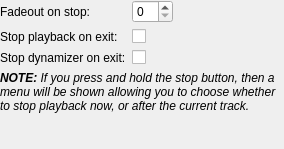
Above: gui/playbacksettings.ui from polpo/cantata-mac before the change. Below: the same form after it.
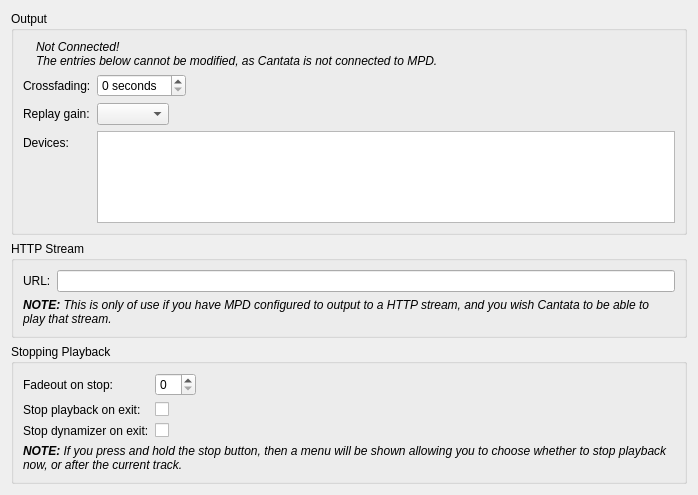
That is the form after the change. Custom widgets are drawn as their Qt base class.

Commit message: Combine Output and Playback config pages.

Patch:
```diff
--- a/gui/playbacksettings.ui
+++ b/gui/playbacksettings.ui
@@ -6,17 +6,167 @@
    <rect>
     <x>0</x>
     <y>0</y>
-    <width>284</width>
-    <height>149</height>
+    <width>698</width>
+    <height>495</height>
    </rect>
   </property>
-  <layout class="QFormLayout" name="formLayout">
+  <layout class="QVBoxLayout" name="mainLayout">
+   <item>
+    <widget class="QGroupBox" name="outputBox">
+     <property name="title">
+      <string>Output</string>
+     </property>
+     <layout class="QGridLayout" name="gridLayout">
+      <item row="0" column="1">
+       <widget class="QLabel" name="messageLabel">
+        <property name="text">
+         <string>&lt;i&gt;Not Connected!&lt;br/&gt;The entries below cannot be modified, as Cantata is not connected to MPD.&lt;/i&gt;</string>
+        </property>
+        <property name="wordWrap">
+         <bool>true</bool>
+        </property>
+       </widget>
+      </item>
+      <item row="1" column="0" colspan="2">
+       <layout class="QFormLayout" name="formLayout_2a">
    <property name="fieldGrowthPolicy">
     <enum>QFormLayout::ExpandingFieldsGrow</enum>
    </property>
+        <item row="0" column="0">
+         <widget class="BuddyLabel" name="crossfadingLabel">
+          <property name="text">
+           <string>Crossfading:</string>
+          </property>
+          <property name="buddy">
+           <cstring>crossfading</cstring>
+          </property>
+         </widget>
+        </item>
+        <item row="0" column="1">
+         <widget class="SpinBox" name="crossfading">
+          <property name="suffix">
+           <string> seconds</string>
+          </property>
+          <property name="maximum">
+           <number>20</number>
+          </property>
+         </widget>
+        </item>
+        <item row="1" column="0">
+         <widget class="BuddyLabel" name="replayGainLabel">
+          <property name="text">
+           <string>Replay gain:</string>
+          </property>
+          <property name="buddy">
+           <cstring>replayGain</cstring>
+          </property>
+         </widget>
+        </item>
+        <item row="1" column="1">
+         <layout class="QHBoxLayout" name="replayGainayout">
    <property name="margin">
     <number>0</number>
    </property>
+          <item>
+           <widget class="QComboBox" name="replayGain"/>
+          </item>
+          <item>
+           <spacer name="replayGainSpacer">
+            <property name="orientation">
+             <enum>Qt::Horizontal</enum>
+            </property>
+            <property name="sizeType">
+             <enum>QSizePolicy::MinimumExpanding</enum>
+            </property>
+            <property name="sizeHint" stdset="0">
+             <size>
+              <width>0</width>
+              <height>0</height>
+             </size>
+            </property>
+           </spacer>
+          </item>
+          <item>
+           <widget class="UrlLabel" name="aboutReplayGain" native="true">
+            <property name="text" stdset="0">
+             <string>About replay gain</string>
+            </property>
+           </widget>
+          </item>
+         </layout>
+        </item>
+        <item row="2" column="0">
+         <widget class="QLabel" name="outputsViewLabel">
+          <property name="text">
+           <string>Devices:</string>
+          </property>
+         </widget>
+        </item>
+        <item row="2" column="1">
+         <widget class="QListWidget" name="outputsView"/>
+        </item>
+       </layout>
+      </item>
+      <item row="0" column="0">
+       <widget class="BuddyLabel" name="messageIcon">
+        <property name="sizePolicy">
+         <sizepolicy hsizetype="Fixed" vsizetype="Fixed">
+          <horstretch>0</horstretch>
+          <verstretch>0</verstretch>
+         </sizepolicy>
+        </property>
+        <property name="text">
+         <string/>
+        </property>
+       </widget>
+      </item>
+     </layout>
+    </widget>
+   </item>
+   <item>
+    <widget class="QGroupBox" name="streamBox">
+     <property name="title">
+      <string>HTTP Stream</string>
+     </property>
+     <layout class="QFormLayout" name="formLayout_2">
+      <property name="fieldGrowthPolicy">
+       <enum>QFormLayout::ExpandingFieldsGrow</enum>
+      </property>
+      <item row="1" column="0">
+       <widget class="BuddyLabel" name="streamUrlLabel">
+        <property name="text">
+         <string>URL:</string>
+        </property>
+        <property name="buddy">
+         <cstring>streamUrl</cstring>
+        </property>
+       </widget>
+      </item>
+      <item row="1" column="1">
+       <widget class="QLineEdit" name="streamUrl"/>
+      </item>
+      <item row="2" column="0" colspan="2">
+       <widget class="QLabel" name="streamUrlInfoLabel">
+        <property name="text">
+         <string>&lt;i&gt;&lt;b&gt;NOTE:&lt;/b&gt; This is only of use if you have MPD configured to output to a HTTP stream, and you wish Cantata to be able to play that stream.&lt;/i&gt;</string>
+        </property>
+        <property name="wordWrap">
+         <bool>true</bool>
+        </property>
+       </widget>
+      </item>
+     </layout>
+    </widget>
+   </item>
+   <item>
+    <widget class="QGroupBox" name="stopPlaybackBox">
+     <property name="title">
+      <string>Stopping Playback</string>
+     </property>
+     <layout class="QFormLayout" name="formLayout">
+      <property name="fieldGrowthPolicy">
+       <enum>QFormLayout::ExpandingFieldsGrow</enum>
+      </property>
    <item row="0" column="0">
     <widget class="BuddyLabel" name="label_6b">
      <property name="text">
@@ -70,15 +220,18 @@
      </property>
     </widget>
    </item>
-   <item row="4" column="0">
-    <spacer name="verticalSpacer">
+     </layout>
+    </widget>
+   </item>
+   <item>
+    <spacer name="paddingSpacer">
      <property name="orientation">
       <enum>Qt::Vertical</enum>
      </property>
      <property name="sizeHint" stdset="0">
       <size>
        <width>20</width>
-       <height>4</height>
+       <height>2</height>
       </size>
      </property>
     </spacer>
@@ -101,6 +254,11 @@
    <extends>QCheckBox</extends>
    <header>onoffbutton.h</header>
   </customwidget>
+  <customwidget>
+   <class>UrlLabel</class>
+   <extends>QWidget</extends>
+   <header>urllabel.h</header>
+  </customwidget>
  </customwidgets>
  <tabstops>
   <tabstop>stopFadeDuration</tabstop>
```
Left out of the diff: 4 changed lines with no effect on the pictures. Lines whose indentation alone changed are shown as unchanged. The commit also changes 9 other files.
